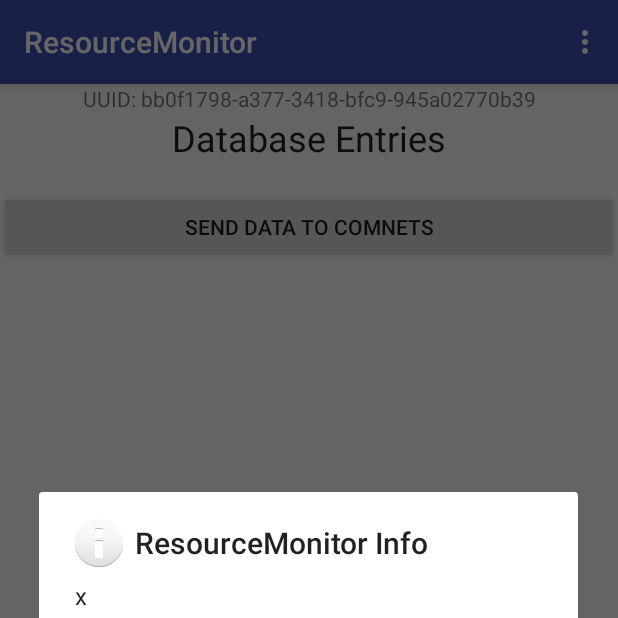
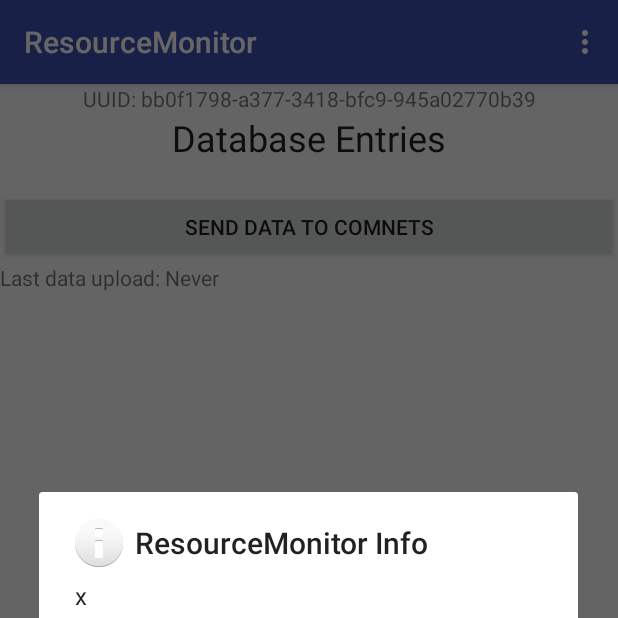
Before and after one commit to ComNets-Bremen/ResourceMonitor, an Android app: the screen it shows after launch (MainActivity), in the options menu, after a tap on "About this App", on a phone screen of 412 x 824 dp, the top half of it. Run offline under Robolectric (Android 15) with nearby library versions, the phone set to English and light mode, and no system bars; 4 statements that could not run were skipped.

Commit message:
Minor translation issues

```diff
--- a/app/build.gradle
+++ b/app/build.gradle
@@ -7,8 +7,8 @@ android {
         applicationId "de.uni_bremen.comnets.resourcemonitor"
         minSdkVersion 18
         targetSdkVersion 25
-        versionCode 11
-        versionName "0.11"
+        versionCode 12
+        versionName "0.12"
         testInstrumentationRunner "android.support.test.runner.AndroidJUnitRunner"
     }
     buildTypes {
--- a/app/src/main/java/de/uni_bremen/comnets/resourcemonitor/Helper.java
+++ b/app/src/main/java/de/uni_bremen/comnets/resourcemonitor/Helper.java
@@ -2,6 +2,8 @@ package de.uni_bremen.comnets.resourcemonitor;
 
 import android.app.AlertDialog;
 import android.content.Context;
+import android.os.Build;
+import android.text.Html;
 import android.text.Spanned;
 import android.text.SpannedString;
 import android.text.method.LinkMovementMethod;
@@ -15,8 +17,10 @@ class Helper {
 
     /**
      * Show a Message dialog to the user
-     * @param s     The message as a String object
-     * @param title The title of the message box
+     *
+     * @param context   The application context
+     * @param s         The message as a String object
+     * @param title     The title of the message box
      */
     static void showUserMessage(Context context, String s, String title) {
         Spanned span = new SpannedString(s);
@@ -25,8 +29,10 @@ class Helper {
 
     /**
      * Show a Message dialog to the user
-     * @param msg   The message as a Spanned object
-     * @param title The title of the message box
+     *
+     * @param context The app context
+     * @param msg     The message as a Spanned object
+     * @param title   The title of the message box
      */
     static void showUserMessage(Context context, Spanned msg, String title) {
         AlertDialog dlgAlert = new AlertDialog.Builder(context)
@@ -41,4 +47,18 @@ class Helper {
         tv.setClickable(true);
     }
 
+    /**
+     * Show a HTML message dialog to the user
+     *
+     * @param context   The application context
+     * @param text      The HTML text message
+     * @param title     The dialog title
+     */
+    static void showHTMLUserMessage(Context context, String text, String title) {
+        if (Build.VERSION.SDK_INT > Build.VERSION_CODES.N) {
+            showUserMessage(context, Html.fromHtml(text, Html.FROM_HTML_MODE_LEGACY), title);
+        } else {
+            showUserMessage(context, Html.fromHtml(text), title);
+        }
+    }
 }
--- a/app/src/main/java/de/uni_bremen/comnets/resourcemonitor/MainActivity.java
+++ b/app/src/main/java/de/uni_bremen/comnets/resourcemonitor/MainActivity.java
@@ -145,7 +145,7 @@ public class MainActivity extends AppCompatActivity
                     text = getResources().getString(R.string.dialog_not_available);
                 }
 
-                Helper.showUserMessage(this, Html.fromHtml(text), getResources().getString(R.string.dialog_help_title));
+                Helper.showHTMLUserMessage(this, text, getResources().getString(R.string.dialog_help_title));
                 return true;
 
             case R.id.action_about_developer:
@@ -158,7 +158,7 @@ public class MainActivity extends AppCompatActivity
                     text = getResources().getString(R.string.dialog_not_available);
                 }
 
-                Helper.showUserMessage(this, Html.fromHtml(text), getResources().getString(R.string.dialog_help_title));
+                Helper.showHTMLUserMessage(this, text, getResources().getString(R.string.dialog_help_title));
 
                 return true;
             case R.id.action_settings:
@@ -231,7 +231,11 @@ public class MainActivity extends AppCompatActivity
             tv.setText(mService.getDbStats());
             mService.updatedSetting("data_collection_enabled");
             TextView lastUpload = (TextView) findViewById(R.id.lastUpload);
-            lastUpload.setText(getString(R.string.export_last_upload) +  ": " + mService.getLastServerUploadTime());
+            String lastTime = mService.getLastServerUploadTime();
+            if (lastTime == null){
+                lastTime = getString(R.string.export_time_never);
+            }
+            lastUpload.setText(getString(R.string.export_last_upload) +  ": " + lastTime);
             // TODO: Update more settings?
         }
 
--- a/app/src/main/res/values/strings.xml
+++ b/app/src/main/res/values/strings.xml
@@ -62,4 +62,5 @@
     <string name="export_server_changed_items">Uploaded datasets</string>
     <string name="export_last_upload">Last data upload</string>
     <string name="export_server_thanks">Thank you for sharing the data!</string>
+    <string name="export_time_never">Never</string>
 </resources>
```
Also changed, not shown: 2 other files.
